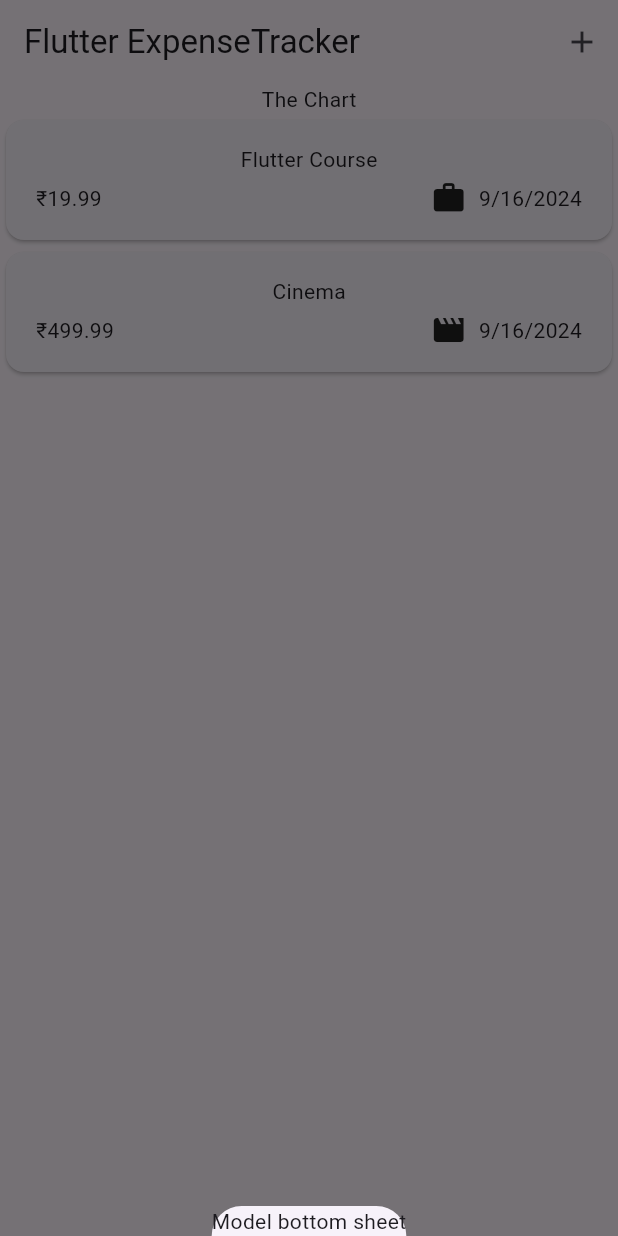
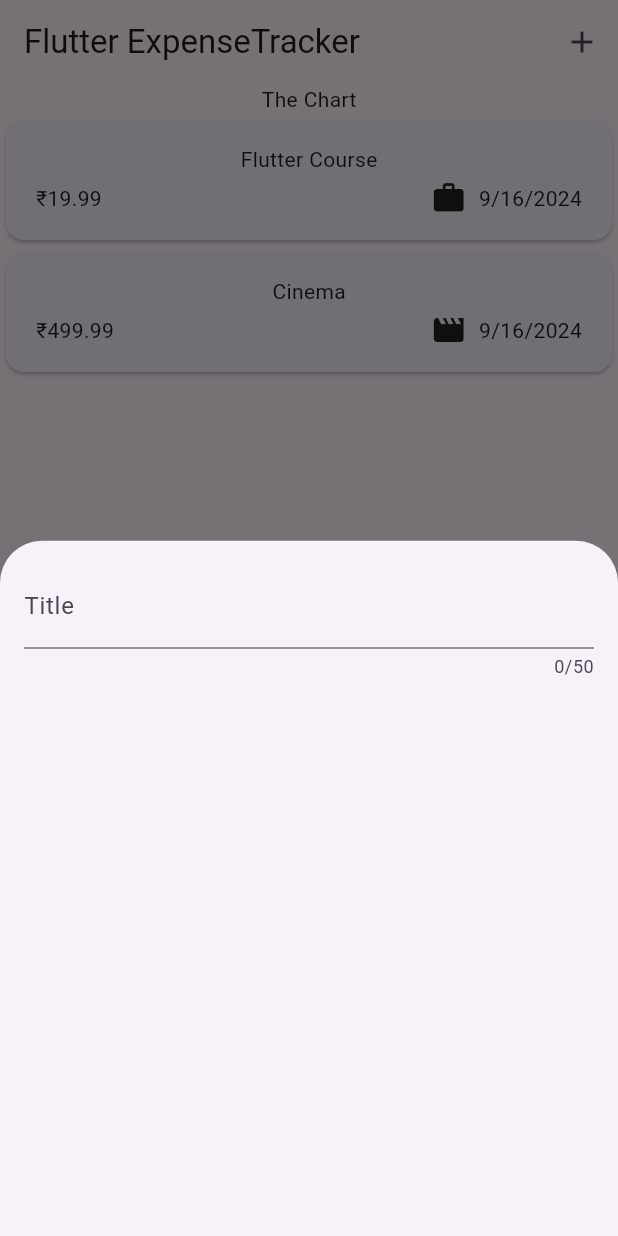
Before and after one commit to devhub726/Flutter-for-Beginners, a Flutter app: the screen it shows after launch, after a tap on the "add" icon, on a phone screen of 412 x 824 dp. Run offline on Flutter 3.47's test engine with Material 3 defaults, Android fonts, the phone set to English and light mode, and no system bars.

Commit message:
Handling User (Text) Input with the TextField Widget

```diff
--- a/lib/main.dart
+++ b/lib/main.dart
@@ -2,8 +2,7 @@ import 'package:expense_tracker_app/widgets/expenses.dart';
 import 'package:flutter/material.dart';
 
 void main() {
-  runApp(MaterialApp(
-    theme: ThemeData(useMaterial3: true),
-    home: const Expenses(),
+  runApp(const MaterialApp(
+    home: Expenses(),
   ));
 }
--- a/lib/widgets/expenses.dart
+++ b/lib/widgets/expenses.dart
@@ -1,5 +1,6 @@
 import 'package:expense_tracker_app/widgets/expenses_list/expenses_list.dart';
 import 'package:expense_tracker_app/models/expense.dart';
+import 'package:expense_tracker_app/widgets/new_expense.dart';
 import 'package:flutter/material.dart';
 
 class Expenses extends StatefulWidget {
@@ -27,7 +28,7 @@ class _ExpensesState extends State<Expenses> {
     showModalBottomSheet(
       context: context,
       builder: (ctx) {
-        return Text("Model bottom sheet");
+        return const NewExpense();
       },
     );
   }
--- /dev/null
+++ b/lib/widgets/new_expense.dart
@@ -0,0 +1,27 @@
+import 'package:flutter/material.dart';
+
+class NewExpense extends StatefulWidget {
+  const NewExpense({super.key});
+
+  @override
+  State<NewExpense> createState() => _NewExpenseState();
+}
+
+class _NewExpenseState extends State<NewExpense> {
+  @override
+  Widget build(BuildContext context) {
+    return const Padding(
+      padding: EdgeInsets.all(16),
+      child: Column(
+        children: [
+          TextField(
+            maxLength: 50,
+            decoration: InputDecoration(
+              label: Text("Title"),
+            ),
+          )
+        ],
+      ),
+    );
+  }
+}
```
